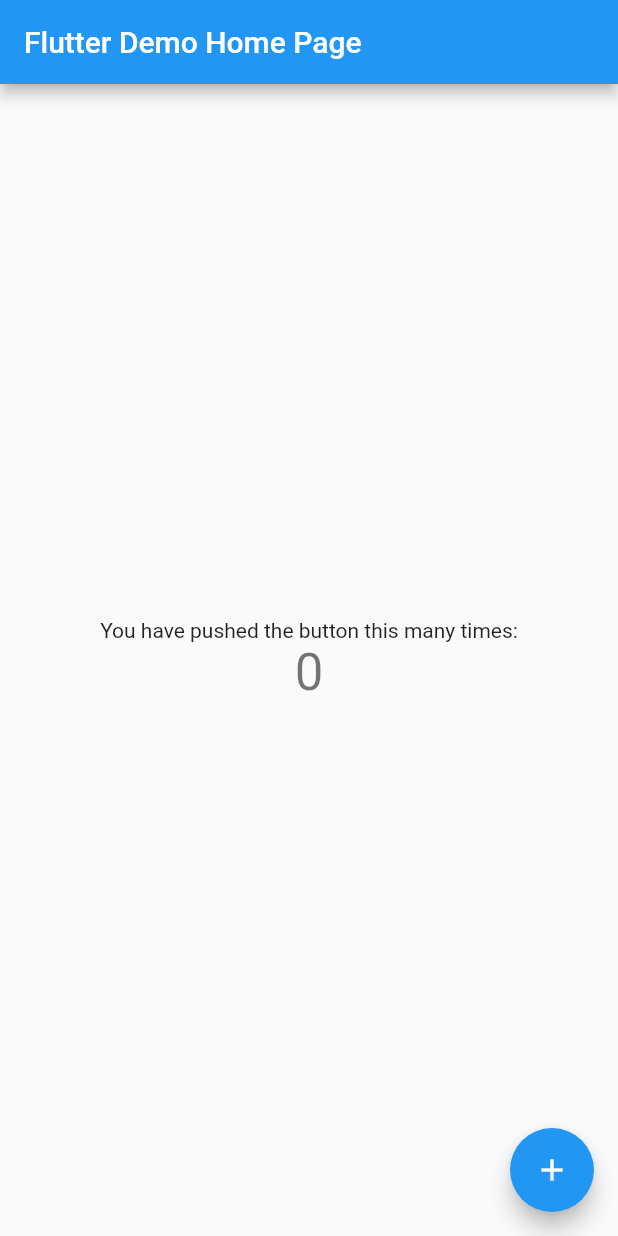
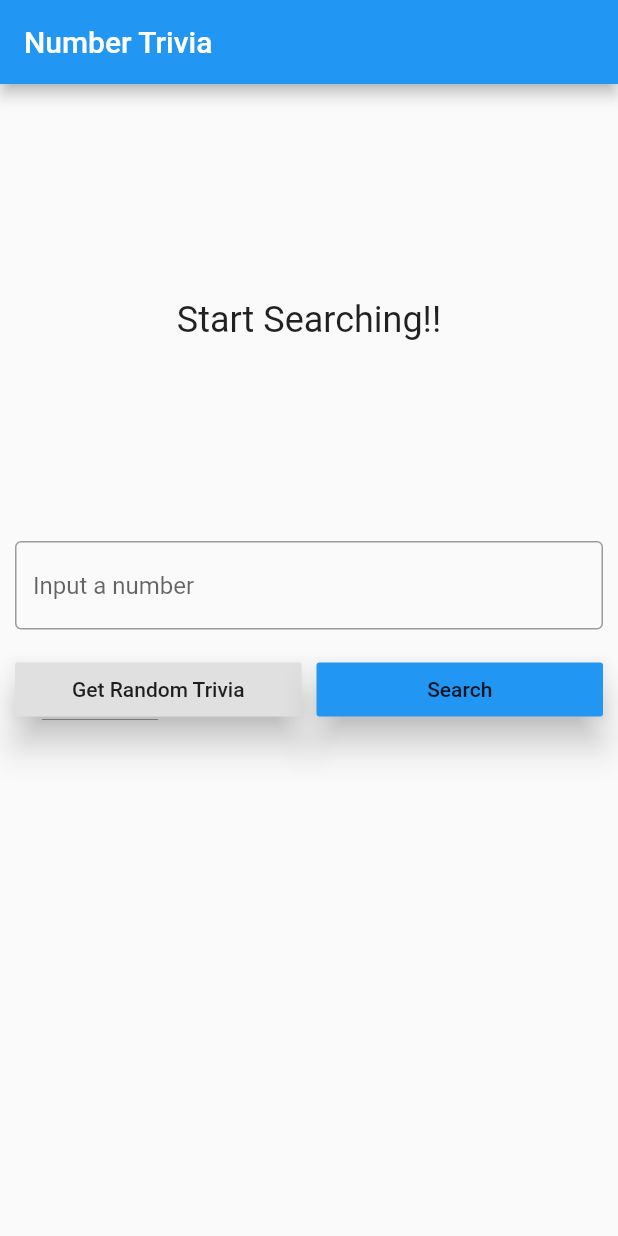
Before and after one commit to asisadh/flutter-clear-architecture, a Flutter app: the screen it shows after launch, on a phone screen of 412 x 824 dp. Run offline on Flutter 3.47's test engine with Material 2 defaults, Android fonts, the phone set to English and light mode, and no system bars; our stand-ins replace bloc, dartz, data_connection_checker, equatable, flutter_bloc, get_it and 1 more.

```diff
--- a/lib/features/number_trivia/data/datasource/number_trivia_remote_data_source.dart
+++ b/lib/features/number_trivia/data/datasource/number_trivia_remote_data_source.dart
@@ -1,10 +1,12 @@
 import 'dart:convert';
+import 'dart:developer';
 
 import 'package:flutter/material.dart';
 import 'package:learning/core/errors/exceptions.dart';
 import 'package:learning/features/number_trivia/data/model/number_trivia_model.dart';
 import 'package:learning/features/number_trivia/domain/entities/number_trivia.dart';
 import 'package:http/http.dart' as http;
+import 'package:flutter/foundation.dart' as Foundation;
 import 'package:meta/meta.dart';
 
 abstract class NumberTriviaRemoteDataSource {
@@ -36,6 +38,10 @@ class NumberTriviaRemoteDataSourceImpl implements NumberTriviaRemoteDataSource {
   }
 
   Future<NumberTrivia> _getConcreteOrRandomNumberTrivia(url) async {
+    if (Foundation.kDebugMode) {
+      log("url : $url");
+    }
+
     final response =
         await client.get(url, headers: {'Content-Type': 'application/json'});
 
--- a/lib/features/number_trivia/data/model/number_trivia_model.dart
+++ b/lib/features/number_trivia/data/model/number_trivia_model.dart
@@ -1,6 +1,5 @@
 import 'package:meta/meta.dart';
 import 'package:learning/features/number_trivia/domain/entities/number_trivia.dart';
-import 'package:meta/meta.dart';
 
 class NumberTriviaModel extends NumberTrivia {
   NumberTriviaModel({@required String text, @required double number})
--- a/lib/features/number_trivia/presentation/bloc/number_trivia_bloc.dart
+++ b/lib/features/number_trivia/presentation/bloc/number_trivia_bloc.dart
@@ -1,4 +1,5 @@
 import 'dart:async';
+import 'dart:developer';
 
 import 'package:bloc/bloc.dart';
 import 'package:dartz/dartz.dart';
--- /dev/null
+++ b/lib/features/number_trivia/presentation/pages/number_trivia_page.dart
@@ -0,0 +1,160 @@
+import 'dart:developer';
+
+import 'package:flutter/material.dart';
+import 'package:flutter_bloc/flutter_bloc.dart';
+import 'package:learning/features/number_trivia/presentation/bloc/number_trivia_bloc.dart';
+import 'package:learning/injection_container.dart';
+
+class NumberTriviaPage extends StatelessWidget {
+  @override
+  Widget build(Object context) {
+    return Scaffold(
+      appBar: AppBar(
+        title: Text('Number Trivia'),
+      ),
+      body: buildBody(context),
+    );
+  }
+
+  BlocProvider<NumberTriviaBloc> buildBody(BuildContext context) {
+    return BlocProvider(
+      create: (_) => sl<NumberTriviaBloc>(),
+      child: Center(
+        child: Padding(
+          padding: const EdgeInsets.all(10.0),
+          child: Column(
+            children: <Widget>[
+              SizedBox(
+                height: 10,
+              ),
+              Container(
+                height: MediaQuery.of(context).size.height / 3,
+                child: BlocBuilder<NumberTriviaBloc, NumberTriviaState>(
+                    builder: (context, state) {
+                  if (state is Empty) {
+                    return MessageDisplay(
+                      message: 'Start Searching!!',
+                    );
+                  }
+                  if (state is Error) {
+                    return MessageDisplay(
+                      message: state.message,
+                    );
+                  }
+                  if (state is Loading) {
+                    return MessageDisplay(
+                      message: 'Loading!!',
+                    );
+                  }
+                  if (state is Loaded) {
+                    return MessageDisplay(
+                      message: state.trivia.text,
+                    );
+                  }
+                  return Container(
+                    height: MediaQuery.of(context).size.height / 2.0,
+                    child: Placeholder(),
+                  );
+                }),
+              ),
+              SizedBox(
+                height: 10,
+              ),
+              // buttom half
+              TriviaControls(),
+            ],
+          ),
+        ),
+      ),
+    );
+  }
+}
+
+class TriviaControls extends StatefulWidget {
+  const TriviaControls({
+    Key key,
+  }) : super(key: key);
+
+  @override
+  _TriviaControlsState createState() => _TriviaControlsState();
+}
+
+class _TriviaControlsState extends State<TriviaControls> {
+  String _inputString;
+  @override
+  Widget build(BuildContext context) {
+    return Column(
+      children: <Widget>[
+        TextField(
+          decoration: InputDecoration(
+              border: OutlineInputBorder(), hintText: 'Input a number'),
+          onChanged: (value) {
+            _inputString = value;
+          },
+          onSubmitted: (_) {},
+        ),
+        SizedBox(
+          height: 10,
+        ),
+        Container(
+          height: 60,
+          child: Row(
+            children: <Widget>[
+              Expanded(
+                child: RaisedButton(
+                  child: Text('Get Random Trivia'),
+                  onPressed: dispatchRandom,
+                  elevation: 10,
+                ),
+              ),
+              SizedBox(
+                width: 10,
+              ),
+              Expanded(
+                child: RaisedButton(
+                  child: Text('Search'),
+                  color: Theme.of(context).accentColor,
+                  onPressed: dispatchConcrete,
+                  elevation: 10,
+                ),
+              ),
+            ],
+          ),
+        ),
+      ],
+    );
+  }
+
+  void dispatchConcrete() {
+    log('data: $_inputString');
+    BlocProvider.of<NumberTriviaBloc>(context)
+        .add(GetTriviaForConcreteNumber(numberString: _inputString));
+  }
+
+  void dispatchRandom() {
+    BlocProvider.of<NumberTriviaBloc>(context).add(GetTriviaForRandomNumber());
+  }
+}
+
+class MessageDisplay extends StatelessWidget {
+  final String message;
+
+  const MessageDisplay({
+    Key key,
+    @required this.message,
+  }) : super(key: key);
+
+  @override
+  Widget build(BuildContext context) {
+    return Container(
+      height: MediaQuery.of(context).size.height / 2.0,
+      child: Center(
+        child: Text(
+          message,
+          style: TextStyle(fontSize: 24.0),
+          textAlign: TextAlign.center,
+        ),
+      ),
+    );
+  }
+}
--- a/lib/injection_container.dart
+++ b/lib/injection_container.dart
@@ -40,7 +40,7 @@ Future<void> init() async {
   //! Core
   // network info
   sl.registerLazySingleton<NetworkInfo>(
-      () => NetworkInfoImpl(dataConnectionChecker: null));
+      () => NetworkInfoImpl(dataConnectionChecker: sl()));
 
   //! External
   //dataConnectionChecker
--- a/lib/main.dart
+++ b/lib/main.dart
@@ -1,7 +1,9 @@
 import 'package:flutter/material.dart';
+import 'package:learning/features/number_trivia/presentation/pages/number_trivia_page.dart';
 import 'package:learning/injection_container.dart' as di;
 
 void main() async {
+  WidgetsFlutterBinding.ensureInitialized();
   await di.init();
   runApp(MyApp());
 }
@@ -13,107 +15,10 @@ class MyApp extends StatelessWidget {
     return MaterialApp(
       title: 'Flutter Demo',
       theme: ThemeData(
-        // This is the theme of your application.
-        //
-        // Try running your application with "flutter run". You'll see the
-        // application has a blue toolbar. Then, without quitting the app, try
-        // changing the primarySwatch below to Colors.green and then invoke
-        // "hot reload" (press "r" in the console where you ran "flutter run",
-        // or simply save your changes to "hot reload" in a Flutter IDE).
-        // Notice that the counter didn't reset back to zero; the application
-        // is not restarted.
         primarySwatch: Colors.blue,
-        // This makes the visual density adapt to the platform that you run
-        // the app on. For desktop platforms, the controls will be smaller and
-        // closer together (more dense) than on mobile platforms.
         visualDensity: VisualDensity.adaptivePlatformDensity,
       ),
-      home: MyHomePage(title: 'Flutter Demo Home Page'),
+      home: NumberTriviaPage(),
     );
   }
 }
-
-class MyHomePage extends StatefulWidget {
-  MyHomePage({Key key, this.title}) : super(key: key);
-
-  // This widget is the home page of your application. It is stateful, meaning
-  // that it has a State object (defined below) that contains fields that affect
-  // how it looks.
-
-  // This class is the configuration for the state. It holds the values (in this
-  // case the title) provided by the parent (in this case the App widget) and
-  // used by the build method of the State. Fields in a Widget subclass are
-  // always marked "final".
-
-  final String title;
-
-  @override
-  _MyHomePageState createState() => _MyHomePageState();
-}
-
-class _MyHomePageState extends State<MyHomePage> {
-  int _counter = 0;
-
-  void _incrementCounter() {
-    setState(() {
-      // This call to setState tells the Flutter framework that something has
-      // changed in this State, which causes it to rerun the build method below
-      // so that the display can reflect the updated values. If we changed
-      // _counter without calling setState(), then the build method would not be
-      // called again, and so nothing would appear to happen.
-      _counter++;
-    });
-  }
-
-  @override
-  Widget build(BuildContext context) {
-    // This method is rerun every time setState is called, for instance as done
-    // by the _incrementCounter method above.
-    //
-    // The Flutter framework has been optimized to make rerunning build methods
-    // fast, so that you can just rebuild anything that needs updating rather
-    // than having to individually change instances of widgets.
-    return Scaffold(
-      appBar: AppBar(
-        // Here we take the value from the MyHomePage object that was created by
-        // the App.build method, and use it to set our appbar title.
-        title: Text(widget.title),
-      ),
-      body: Center(
-        // Center is a layout widget. It takes a single child and positions it
-        // in the middle of the parent.
-        child: Column(
-          // Column is also a layout widget. It takes a list of children and
-          // arranges them vertically. By default, it sizes itself to fit its
-          // children horizontally, and tries to be as tall as its parent.
-          //
-          // Invoke "debug painting" (press "p" in the console, choose the
-          // "Toggle Debug Paint" action from the Flutter Inspector in Android
-          // Studio, or the "Toggle Debug Paint" command in Visual Studio Code)
-          // to see the wireframe for each widget.
-          //
-          // Column has various properties to control how it sizes itself and
-          // how it positions its children. Here we use mainAxisAlignment to
-          // center the children vertically; the main axis here is the vertical
-          // axis because Columns are vertical (the cross axis would be
-          // horizontal).
-          mainAxisAlignment: MainAxisAlignment.center,
-          children: <Widget>[
-            Text(
-              'You have pushed the button this many times:',
-            ),
-            Text(
-              '$_counter',
-              style: Theme.of(context).textTheme.headline4,
-            ),
-          ],
-        ),
-      ),
-      floatingActionButton: FloatingActionButton(
-        onPressed: _incrementCounter,
-        tooltip: 'Increment',
-        child: Icon(Icons.add),
-      ), // This trailing comma makes auto-formatting nicer for build methods.
-    );
-  }
-}
--- a/lib/utils/input_converter.dart
+++ b/lib/utils/input_converter.dart
@@ -4,6 +4,9 @@ import 'package:learning/core/errors/failures.dart';
 class InputConverter {
   Either<Failure, double> stringToDouble(String string) {
     try {
+      if (string == null) {
+        throw FormatException();
+      }
       final number = double.parse(string);
       return number > 0 ? Right(number) : throw FormatException();
     } on FormatException {
```
Also changed, not shown: 6 other files.
